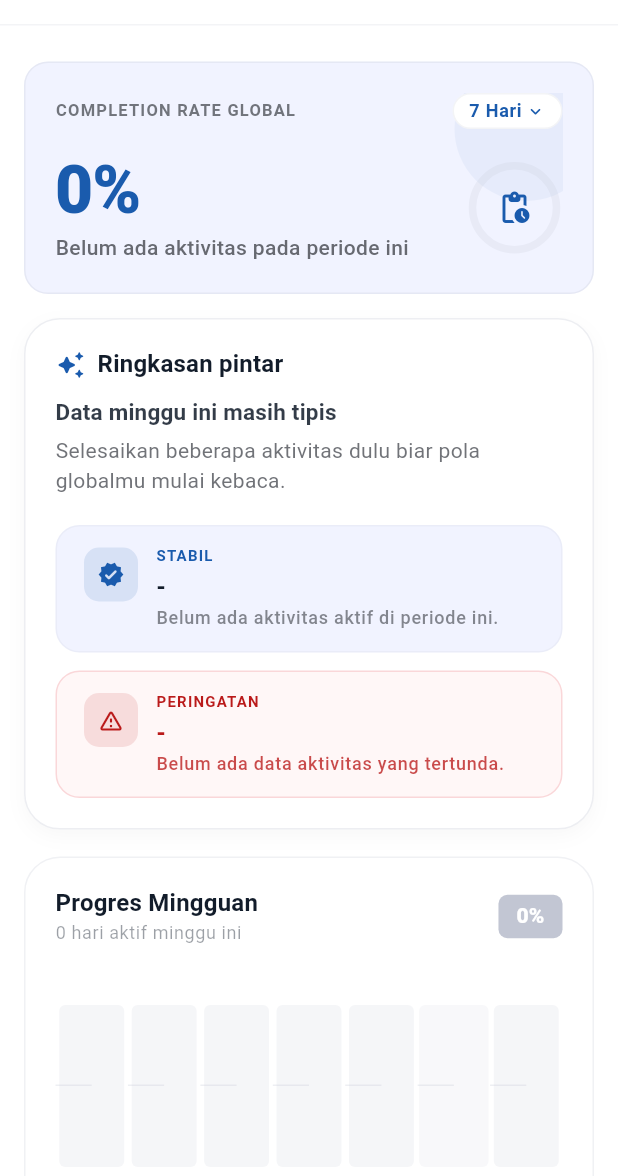
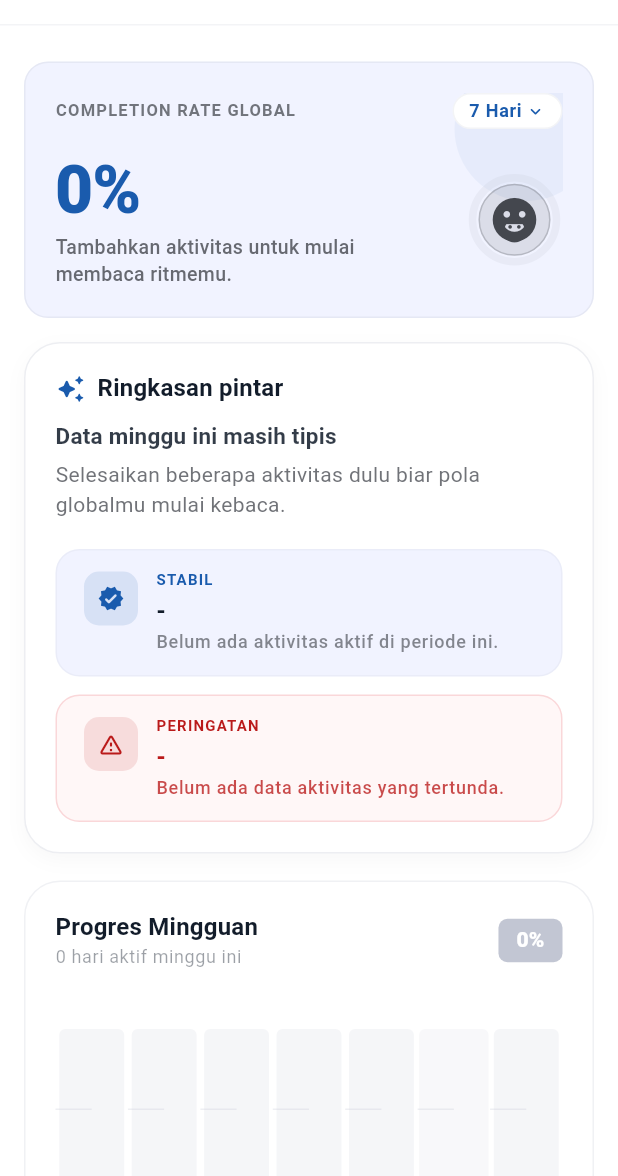
Before and after one commit to Cian-X/Nousen, a Flutter app: the StatsPage screen opened by its route, on a phone screen of 412 x 824 dp, the part 60-1236 px from its top. Run offline on Flutter 3.47's test engine with Material 3 defaults, Android fonts, the phone set to English and light mode, and no system bars; our stand-ins replace flutter_local_notifications, flutter_riverpod, flutter_timezone, image_picker, isar, permission_handler and 2 more; missing offline and left inert: flutter_onnxruntime; accounts and stored records are empty; generated files the repository leaves out were written again.

Commit message:
feat: implement reactive mascot, dynamic progress color, and motivational tagline in Stats Hero Section

```diff
--- a/lib/features/stats/presentation/stats_page.dart
+++ b/lib/features/stats/presentation/stats_page.dart
@@ -189,6 +189,15 @@ class _StatsPageState extends ConsumerState<StatsPage> {
         : dailyStats.sublist(dailyStats.length - 7);
     final String periodLabel = _periodLabel(localeCode, start, end);
 
+    final _StatsMascotMood statsMascotMood = _statsMascotMood(
+      rate: globalRate,
+      totalScheduled: totalScheduled,
+    );
+    final Color statsMascotColor = _statsMascotColor(
+      theme: theme,
+      mood: statsMascotMood,
+    );
+
     return Scaffold(
       backgroundColor: theme.colorScheme.surface,
       appBar: AppBar(
@@ -248,6 +257,8 @@ class _StatsPageState extends ConsumerState<StatsPage> {
                       totalScheduled: totalScheduled,
                       periodLabel: periodLabel,
                       onPeriodTap: _pickCustomRange,
+                      statsMascotMood: statsMascotMood,
+                      statsMascotColor: statsMascotColor,
                     ),
                     const SizedBox(height: _heroToInsightSpacing),
                     _StatsSmartSummarySection(
@@ -1261,6 +1272,104 @@ String _weekdayLongLabel(int weekday, String localeCode) {
 
 enum _StatsFilterMode { last7, custom }
 
+enum _StatsMascotMood { proud, good, meh, sad, neutral }
+
+class _StatsReactionMascot extends StatelessWidget {
+  const _StatsReactionMascot({
+    required this.mood,
+    required this.color,
+  });
+
+  final _StatsMascotMood mood;
+  final Color color;
+
+  @override
+  Widget build(BuildContext context) {
+    final bool isProud = mood == _StatsMascotMood.proud;
+    final bool isGood = mood == _StatsMascotMood.good;
+    final bool isMeh = mood == _StatsMascotMood.meh;
+    final bool isSad = mood == _StatsMascotMood.sad;
+
+    final IconData faceIcon = isProud
+        ? Icons.sentiment_very_satisfied_rounded
+        : isGood
+        ? Icons.sentiment_satisfied_alt_rounded
+        : isMeh
+        ? Icons.sentiment_neutral_rounded
+        : Icons.sentiment_dissatisfied_rounded;
+
+    final double offsetY = isProud ? -3 : (isSad ? 2 : 0);
+
+    return TweenAnimationBuilder<double>(
+      duration: const Duration(milliseconds: 700),
+      curve: Curves.easeInOut,
+      tween: Tween<double>(begin: 0.92, end: 1),
+      builder: (BuildContext context, double scale, Widget? child) {
+        return Transform.translate(
+          offset: Offset(0, offsetY),
+          child: Transform.scale(scale: scale, child: child),
+        );
+      },
+      child: Container(
+        width: 48,
+        height: 48,
+        decoration: BoxDecoration(
+          color: color.withValues(alpha: 0.13),
+          shape: BoxShape.circle,
+          border: Border.all(color: color.withValues(alpha: 0.25)),
+        ),
+        child: Stack(
+          alignment: Alignment.center,
+          children: <Widget>[
+            Icon(Icons.tag_faces_rounded, size: 35, color: color), // General face outline
+            Positioned(
+              bottom: 6,
+              child: Icon(
+                faceIcon,
+                size: 20,
+                color: color,
+              ),
+            ),
+          ],
+        ),
+      ),
+    );
+  }
+}
+
+_StatsMascotMood _statsMascotMood({
+  required double rate,
+  required int totalScheduled,
+}) {
+  if (totalScheduled <= 0) {
+    return _StatsMascotMood.neutral; // Assuming neutral mood for no activities
+  }
+  if (rate >= 0.85) {
+    return _StatsMascotMood.proud;
+  }
+  if (rate >= 0.55) {
+    return _StatsMascotMood.good;
+  }
+  if (rate >= 0.25) {
+    return _StatsMascotMood.meh;
+  }
+  return _StatsMascotMood.sad;
+}
+
+Color _statsMascotColor({
+  required ThemeData theme,
+  required _StatsMascotMood mood,
+}) {
+  return switch (mood) {
+    _StatsMascotMood.proud => theme.colorScheme.primary,
+    _StatsMascotMood.good => const Color(0xFFF59E0B),
+    _StatsMascotMood.meh => theme.colorScheme.tertiary, // Using tertiary for a middle-ground color
+    _StatsMascotMood.sad => theme.colorScheme.error,
+    _StatsMascotMood.neutral => theme.colorScheme.onSurfaceVariant,
+  };
+}
+
+
 class _StatsHeroSection extends StatelessWidget {
   const _StatsHeroSection({
     required this.percent,
@@ -1269,6 +1378,8 @@ class _StatsHeroSection extends StatelessWidget {
     required this.totalScheduled,
     required this.periodLabel,
     required this.onPeriodTap,
+    required this.statsMascotMood,
+    required this.statsMascotColor,
   });
 
   final int percent;
@@ -1277,12 +1388,31 @@ class _StatsHeroSection extends StatelessWidget {
   final int totalScheduled;
   final String periodLabel;
   final VoidCallback onPeriodTap;
+  final _StatsMascotMood statsMascotMood;
+  final Color statsMascotColor;
 
   @override
   Widget build(BuildContext context) {
     final ThemeData theme = Theme.of(context);
     final bool isId = Localizations.localeOf(context).languageCode == 'id';
     final bool hasScheduledActivities = totalScheduled > 0;
+    final String motivation = switch (statsMascotMood) {
+      _StatsMascotMood.proud => isId
+          ? 'Konsisten banget. Pertahankan ritmemu!'
+          : 'Excellent consistency. Keep your rhythm going!',
+      _StatsMascotMood.good => isId
+          ? 'Fondasinya sudah bagus. Sedikit lagi!'
+          : 'The foundation is good. Keep building on it!',
+      _StatsMascotMood.meh => isId
+          ? 'Mulai dari satu target kecil hari ini.'
+          : 'Start with one small target today.',
+      _StatsMascotMood.sad => isId
+          ? 'Tidak apa-apa, kamu bisa mulai lagi pelan-pelan.'
+          : 'It is okay. You can restart one step at a time.',
+      _StatsMascotMood.neutral => isId
+          ? 'Tambahkan aktivitas untuk mulai membaca ritmemu.'
+          : 'Add an activity to start reading your rhythm.',
+    };
 
     return Container(
       padding: const EdgeInsets.all(20),
@@ -1388,25 +1518,19 @@ class _StatsHeroSection extends StatelessWidget {
                         ),
                         const SizedBox(height: 4),
                         Text(
-                          hasScheduledActivities
-                              ? (isId
-                                    ? '$totalCompleted dari $totalScheduled aktivitas selesai'
-                                    : '$totalCompleted of $totalScheduled activities completed')
-                              : (isId
-                                    ? 'Belum ada aktivitas pada periode ini'
-                                    : 'No activities in this period'),
+                          motivation,
                           style: theme.textTheme.bodyMedium?.copyWith(
                             color: theme.colorScheme.onSurfaceVariant
                                 .withValues(alpha: 0.8),
                             fontWeight: FontWeight.w500,
-                            fontSize: 14,
+                            fontSize: 13,
                           ),
                         ),
                       ],
                     ),
                   ),
                   const SizedBox(width: 16),
-                  // Circular Progress Indicator Stack
+                  // Reactive Mascot
                   SizedBox(
                     width: 64,
                     height: 64,
@@ -1422,14 +1546,13 @@ class _StatsHeroSection extends StatelessWidget {
                             backgroundColor: theme.colorScheme.outlineVariant
                                 .withValues(alpha: 0.2),
                             valueColor: AlwaysStoppedAnimation<Color>(
-                              theme.colorScheme.primary,
+                              statsMascotColor,
                             ),
                           ),
                         ),
-                        Icon(
-                          Icons.pending_actions_rounded,
-                          color: theme.colorScheme.primary,
-                          size: 24,
+                        _StatsReactionMascot(
+                          mood: statsMascotMood,
+                          color: statsMascotColor,
                         ),
                       ],
                     ),
```
